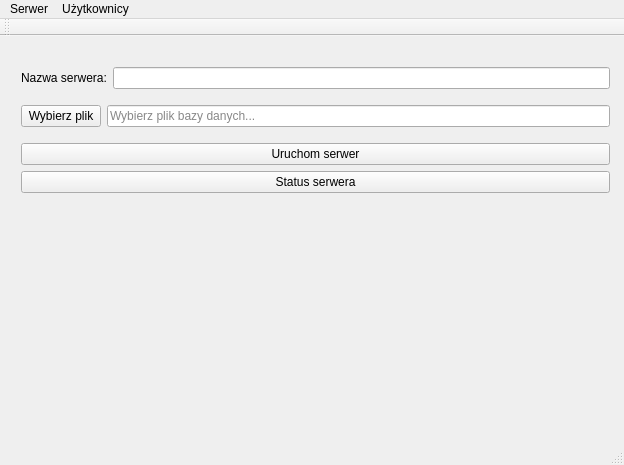
The window that serwer.ui (DKrakowczyk/CloudDrive) describes before a commit, drawn with Qt 5.
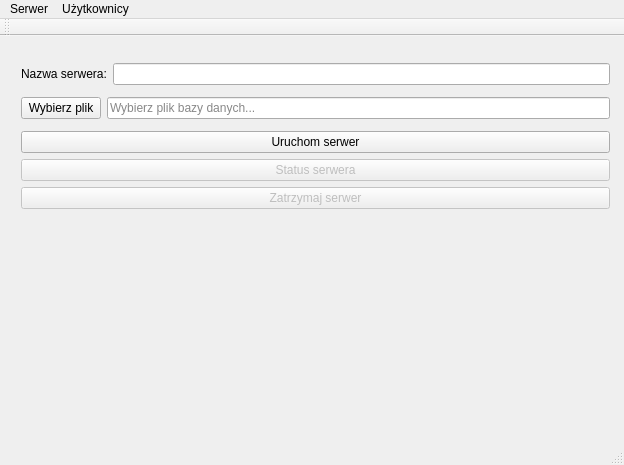
The same window after the commit. Icons and pictures are not drawn.

What changed in the file:
```diff
--- a/serwer.ui
+++ b/serwer.ui
@@ -1274,7 +1274,7 @@
       <x>10</x>
       <y>10</y>
       <width>611</width>
-      <height>171</height>
+      <height>180</height>
      </rect>
     </property>
     <layout class="QVBoxLayout" name="verticalLayout_2">
@@ -1337,11 +1337,24 @@
        </item>
        <item>
         <widget class="QPushButton" name="server_status">
+         <property name="enabled">
+          <bool>false</bool>
+         </property>
          <property name="text">
           <string>Status serwera</string>
          </property>
         </widget>
        </item>
+       <item>
+        <widget class="QPushButton" name="stop_server">
+         <property name="enabled">
+          <bool>false</bool>
+         </property>
+         <property name="text">
+          <string>Zatrzymaj serwer</string>
+         </property>
+        </widget>
+       </item>
       </layout>
      </item>
     </layout>
```
Left out of the diff: 2 changed lines with no effect on the pictures.
